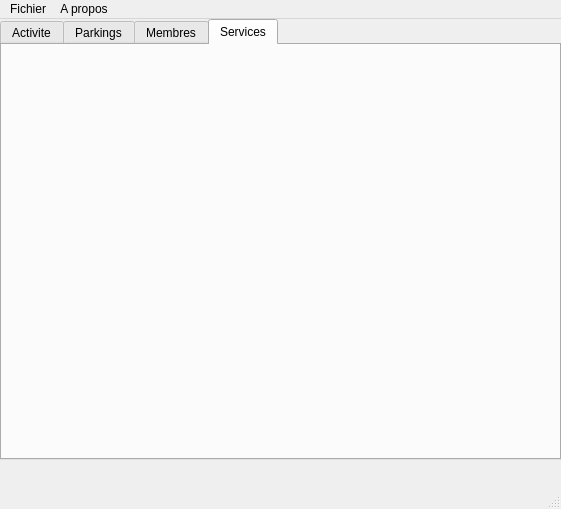
The window that ui/main.ui (QRouland/gestionParking) describes before a commit, drawn with Qt 5.
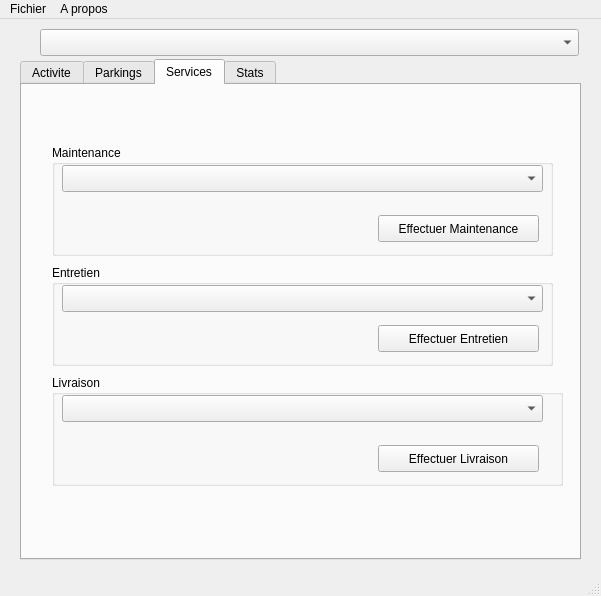
The same window after the commit. The open tabs and pages were chosen to show the change.

What changed in the file:
```diff
--- a/ui/main.ui
+++ b/ui/main.ui
@@ -6,8 +6,8 @@
    <rect>
     <x>0</x>
     <y>0</y>
-    <width>561</width>
-    <height>509</height>
+    <width>601</width>
+    <height>596</height>
    </rect>
   </property>
   <property name="windowTitle">
@@ -17,10 +17,10 @@
    <widget class="QTabWidget" name="tabWidget">
     <property name="geometry">
      <rect>
-      <x>0</x>
-      <y>0</y>
+      <x>20</x>
+      <y>40</y>
       <width>561</width>
-      <height>441</height>
+      <height>501</height>
      </rect>
     </property>
     <property name="currentIndex">
@@ -59,9 +59,6 @@
       <string>Parkings</string>
      </attribute>
      <layout class="QVBoxLayout" name="verticalLayout">
-      <item>
-       <widget class="QComboBox" name="comboBox"/>
-      </item>
       <item>
        <layout class="QFormLayout" name="formLayout_3">
         <property name="fieldGrowthPolicy">
@@ -159,31 +156,173 @@
       </item>
      </layout>
     </widget>
-    <widget class="QWidget" name="tab_5">
-     <attribute name="title">
-      <string>Membres</string>
-     </attribute>
-     <widget class="QTableWidget" name="tableWidget">
-      <property name="geometry">
-       <rect>
-        <x>60</x>
-        <y>20</y>
-        <width>431</width>
-        <height>351</height>
-       </rect>
-      </property>
-      <column>
-       <property name="text">
-        <string>Nouvelle colonne</string>
-       </property>
-      </column>
-     </widget>
-    </widget>
     <widget class="QWidget" name="tab_3">
      <attribute name="title">
       <string>Services</string>
      </attribute>
+     <widget class="QGroupBox" name="groupBox">
+      <property name="geometry">
+       <rect>
+        <x>30</x>
+        <y>60</y>
+        <width>501</width>
+        <height>111</height>
+       </rect>
+      </property>
+      <property name="title">
+       <string>Maintenance</string>
+      </property>
+      <widget class="QComboBox" name="comboBox_maintenance">
+       <property name="geometry">
+        <rect>
+         <x>10</x>
+         <y>20</y>
+         <width>481</width>
+         <height>27</height>
+        </rect>
+       </property>
+      </widget>
+      <widget class="QPushButton" name="btn_effectuer_maintenance">
+       <property name="geometry">
+        <rect>
+         <x>326</x>
+         <y>70</y>
+         <width>161</width>
+         <height>27</height>
+        </rect>
+       </property>
+       <property name="text">
+        <string>Effectuer Maintenance</string>
+       </property>
+      </widget>
+     </widget>
+     <widget class="QGroupBox" name="groupBox_2">
+      <property name="geometry">
+       <rect>
+        <x>30</x>
+        <y>180</y>
+        <width>501</width>
+        <height>101</height>
+       </rect>
+      </property>
+      <property name="title">
+       <string>Entretien</string>
+      </property>
+      <widget class="QComboBox" name="comboBox_entretien">
+       <property name="geometry">
+        <rect>
+         <x>10</x>
+         <y>20</y>
+         <width>481</width>
+         <height>27</height>
+        </rect>
+       </property>
+      </widget>
+      <widget class="QPushButton" name="btn_effectuer_entretien">
+       <property name="geometry">
+        <rect>
+         <x>326</x>
+         <y>60</y>
+         <width>161</width>
+         <height>27</height>
+        </rect>
+       </property>
+       <property name="text">
+        <string>Effectuer Entretien</string>
+       </property>
+      </widget>
+     </widget>
+     <widget class="QGroupBox" name="groupBox_3">
+      <property name="geometry">
+       <rect>
+        <x>30</x>
+        <y>290</y>
+        <width>511</width>
+        <height>111</height>
+       </rect>
+      </property>
+      <property name="title">
+       <string>Livraison</string>
+      </property>
+      <widget class="QComboBox" name="comboBox_livraison">
+       <property name="geometry">
+        <rect>
+         <x>10</x>
+         <y>20</y>
+         <width>481</width>
+         <height>27</height>
+        </rect>
+       </property>
+      </widget>
+      <widget class="QPushButton" name="btn_effectuer_livraison">
+       <property name="geometry">
+        <rect>
+         <x>326</x>
+         <y>70</y>
+         <width>161</width>
+         <height>27</height>
+        </rect>
+       </property>
+       <property name="text">
+        <string>Effectuer Livraison</string>
+       </property>
+      </widget>
+     </widget>
     </widget>
+    <widget class="QWidget" name="tab_4">
+     <attribute name="title">
+      <string>Stats</string>
+     </attribute>
+     <widget class="QLabel" name="label_2">
+      <property name="geometry">
+       <rect>
+        <x>40</x>
+        <y>80</y>
+        <width>161</width>
+        <height>16</height>
+       </rect>
+      </property>
+      <property name="text">
+       <string>Frequentation par jour</string>
+      </property>
+     </widget>
+     <widget class="QLabel" name="label_3">
+      <property name="geometry">
+       <rect>
+        <x>40</x>
+        <y>110</y>
+        <width>161</width>
+        <height>16</height>
+       </rect>
+      </property>
+      <property name="text">
+       <string>Frequentation par mois</string>
+      </property>
+     </widget>
+     <widget class="QLabel" name="label_4">
+      <property name="geometry">
+       <rect>
+        <x>40</x>
+        <y>140</y>
+        <width>241</width>
+        <height>16</height>
+       </rect>
+      </property>
+      <property name="text">
+       <string>Duree moyenne de stationnement </string>
+      </property>
+     </widget>
+    </widget>
+   </widget>
+   <widget class="QComboBox" name="comboBox">
+    <property name="geometry">
+     <rect>
+      <x>40</x>
+      <y>10</y>
+      <width>539</width>
+      <height>27</height>
+     </rect>
+    </property>
    </widget>
   </widget>
   <widget class="QMenuBar" name="menubar">
@@ -191,7 +330,7 @@
     <rect>
      <x>0</x>
      <y>0</y>
-     <width>561</width>
+     <width>601</width>
      <height>25</height>
     </rect>
    </property>
```
Left out of the diff: 6 changed lines with no effect on the pictures.
